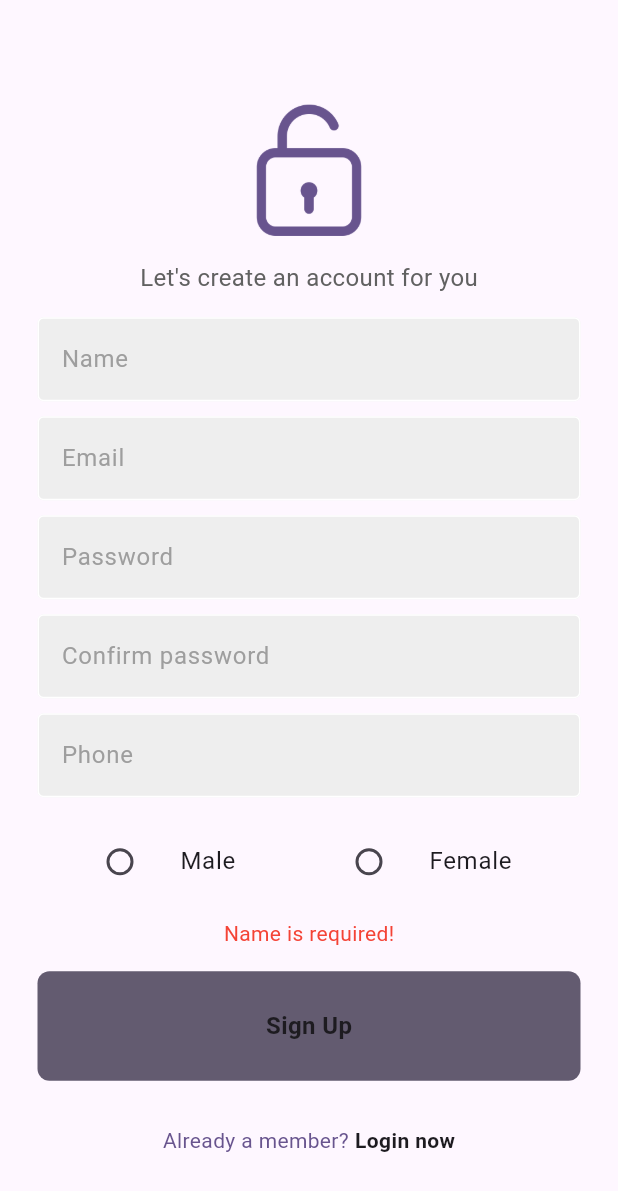
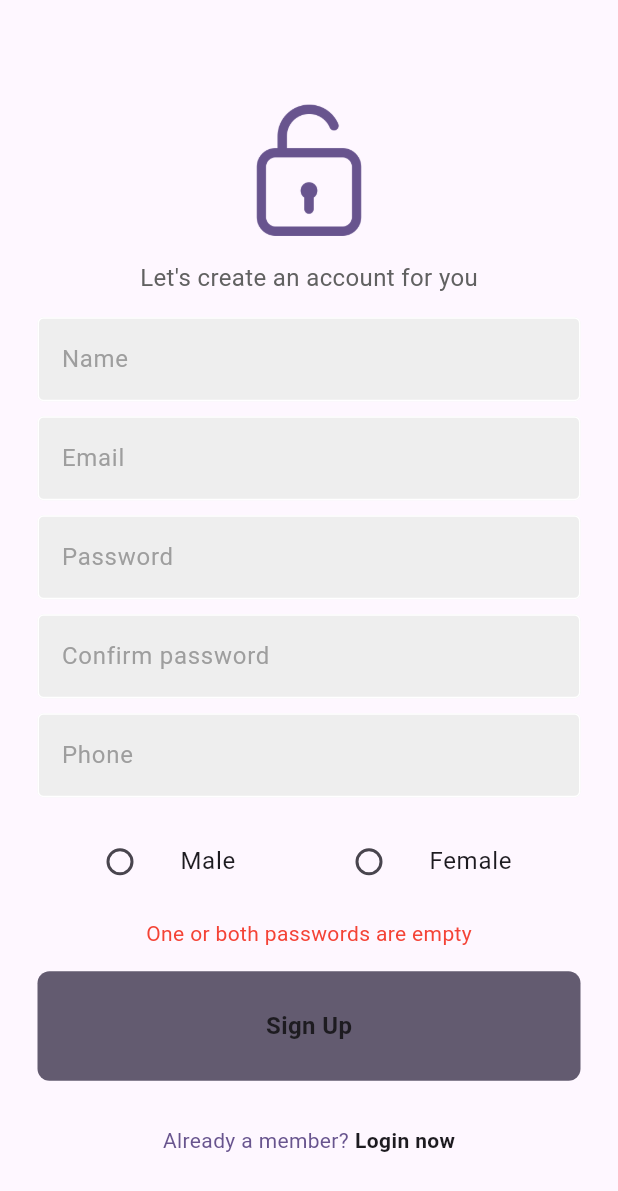
Before and after one commit to DorYanay/SoluTrain-Mobile-APP, a Flutter app: the screen it shows after launch, after a tap on "Login", after a tap on "Sign Up now", after a tap on "Sign Up", on a phone screen of 412 x 824 dp. Shown: the top 1191 px of the screen. Run offline on Flutter 3.47's test engine with Material 3 defaults, Android fonts, the phone set to English and light mode, and no system bars; our stand-ins replace google_nav_bar; accounts and stored records are empty; network calls fail.

Commit message:
Login and Signup validations

```diff
--- a/mobile/lib/pages/auth/login_page.dart
+++ b/mobile/lib/pages/auth/login_page.dart
@@ -29,7 +29,7 @@ class _LoginPageState extends State<LoginPage> {
 
   void loginOnTap() {
     API.guestPost('/auth/login', params: {
-      'email': emailController.text,
+      'email': emailController.text.toLowerCase(),
       'password': passwordController.text,
     }).then((Response res) {
       if (res.hasError) {
--- a/mobile/lib/pages/auth/sign_up_page.dart
+++ b/mobile/lib/pages/auth/sign_up_page.dart
@@ -39,7 +39,53 @@ class _SighUpPageState extends State<SighUpPage> {
       userMessageColor = Colors.green;
     });
   }
+  //check if a string has only numbers
+  bool isValidPhoneNumber(String phoneNumber) {
+    // Check if the phone number contains only digits or starts with "+"
+    if (!_containsOnlyDigits(phoneNumber.replaceAll('+', '')) && !phoneNumber.startsWith('+')) {
+      return false;
+    }
 
+    // Check if the phone number has the correct length
+    if (phoneNumber.length < 10 || phoneNumber.length > 14) {
+      return false;
+    }
+
+    // If all checks pass, the phone number is valid
+    return true;
+  }
+//PHONE VALIDATION
+  bool _containsOnlyDigits(String str) {
+    for (int i = 0; i < str.length; i++) {
+      if (!isDigit(str[i])) {
+        return false;
+      }
+    }
+    return true;
+  }
+
+  bool isDigit(String s) {
+    return double.tryParse(s) != null;
+  }
+  //EMAIL VALIDATION
+  bool isValidEmail(String email) {
+    if (email.isEmpty) {
+      return false; // Email cannot be null or empty
+    }
+
+    // Check if "@" symbol exists and is not the first or last character
+    if (!email.contains('@') || email.startsWith('@') || email.endsWith('@')) {
+      return false;
+    }
+
+    // Check if "." symbol exists and is not the first or last character after "@"
+    int dotIndex = email.indexOf('.', email.indexOf('@'));
+    if (dotIndex == -1 || dotIndex == email.indexOf('@') + 1 || dotIndex == email.length - 1) {
+      return false;
+    }
+
+    return true;
+  }
   void signUpOnTap() {
     if (moveToLogin) {
       widget.showLogin();
@@ -47,11 +93,43 @@ class _SighUpPageState extends State<SighUpPage> {
     }
 
     // validation
+// Check if passwords are not empty and if they match
+    if (passwordController.text.isEmpty ||
+        confirmPasswordController.text.isEmpty) {
+      setErrorMessage('One or both passwords are empty');
+      return;
+    }
+
+    if (!(passwordController.text == confirmPasswordController.text)) {
+      // Either one or both passwords are empty, or they don't match
+      // You should handle this case accordingly
+      setErrorMessage('Passwords do not match');
+      return;
+    }
+    if (phoneController.text.isEmpty){
+      setErrorMessage('Phone field is empty');
+      return;
+    }
+    if (nameController.text.isEmpty){
+      setErrorMessage('Name field is empty');
+      return;
+    }
+    if (emailController.text.isEmpty){
+      setErrorMessage('Email field is empty');
+      return;
+    }
     if (nameController.text == '') {
       setErrorMessage('Name is required!');
       return;
     }
-
+    if(!isValidPhoneNumber(phoneController.text)){
+      setErrorMessage('Use only positive numbers in phone field.');
+      return;
+    }
+    if(!isValidEmail(emailController.text)){
+      setErrorMessage('Invalid Email address.');
+      return;
+    }
     if (gender == null) {
       setErrorMessage('Gender is required!');
       return;
@@ -62,7 +140,7 @@ class _SighUpPageState extends State<SighUpPage> {
     // send the request
     API.guestPost('/auth/signup', params: {
       'name': nameController.text,
-      'email': emailController.text,
+      'email': emailController.text.toLowerCase(),
       'password': passwordController.text,
       'phone': phoneController.text,
       'gender': gender == Gender.male ? "male" : "female",
```
Also changed, not shown: 8 other files.
